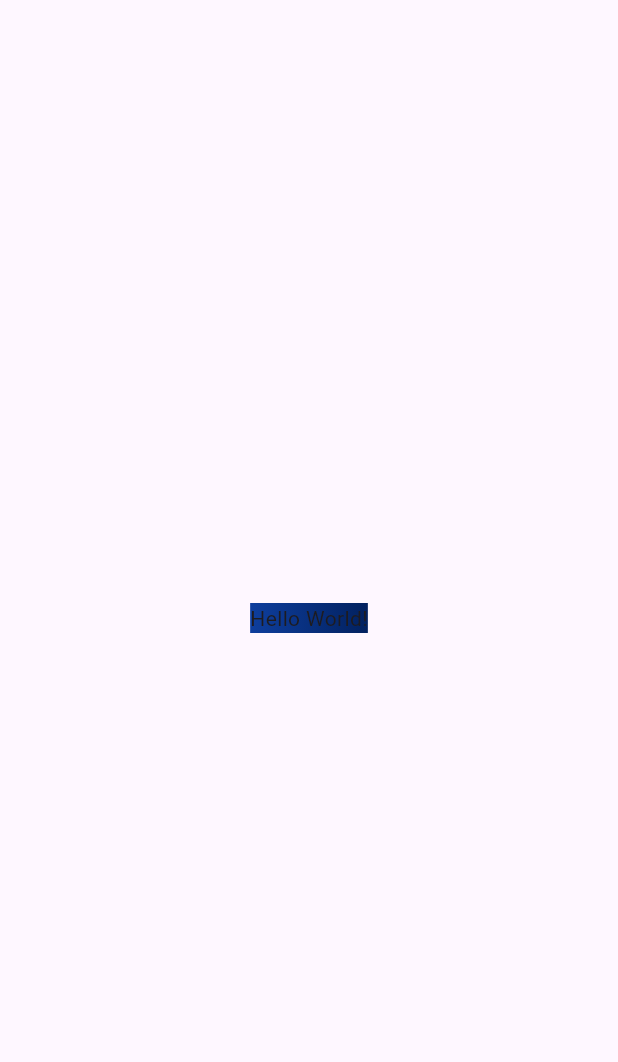
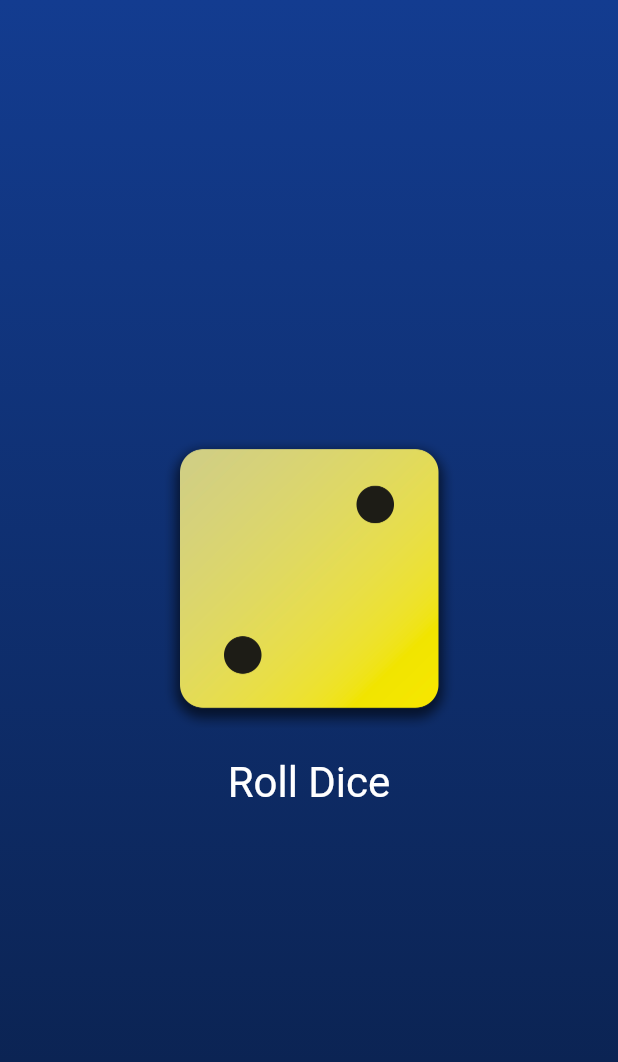
Before and after one commit to subatheesan-k/first_app, a Flutter app: the screen it shows after launch, on a phone screen of 412 x 824 dp. Shown: the top 1062 px of the screen. Run offline on Flutter 3.47's test engine with Material 3 defaults, Android fonts, the phone set to English and light mode, and no system bars.

Commit message:
final commit

```diff
--- /dev/null
+++ b/lib/dice_roller.dart
@@ -0,0 +1,51 @@
+import 'dart:math';
+import 'package:flutter/material.dart';
+
+final randomizer = Random();
+
+class DiceRoller extends StatefulWidget {
+  const DiceRoller({super.key});
+  @override
+  State<DiceRoller> createState() {
+    return _DiceRollerState();
+  }
+}
+
+class _DiceRollerState extends State<DiceRoller> {
+  var currentDiceRoll = 2;
+
+  void rollDice() {
+    setState(() {
+      currentDiceRoll = randomizer.nextInt(6) + 1;
+    });
+  }
+
+  @override
+  Widget build(BuildContext context) {
+    return Column(
+      mainAxisSize: MainAxisSize.min,
+      children: [
+        Image.asset(
+          'assets/images/dice-$currentDiceRoll.png',
+          width: 200,
+        ),
+        // const SizedBox(
+        //   height: 20,
+        // ),
+        TextButton(
+          onPressed: rollDice,
+          style: TextButton.styleFrom(
+            padding: const EdgeInsets.only(
+              top: 20,
+            ),
+            foregroundColor: Colors.white,
+            textStyle: const TextStyle(
+              fontSize: 28,
+            ),
+          ),
+          child: const Text('Roll Dice'),
+        ),
+      ],
+    );
+  }
+}
--- /dev/null
+++ b/lib/gradient_container.dart
@@ -0,0 +1,46 @@
+import 'package:first_app/dice_roller.dart';
+import 'package:flutter/material.dart';
+// import 'package:first_app/styled_text.dart';
+
+class GradientContainer extends StatelessWidget {
+  // const GradientContainer(this.color1, this.color2, {super.key});
+  const GradientContainer({super.key, required this.colors});
+
+  // final Color color1;
+  // final Color color2;
+
+  final List<Color> colors;
+
+  // @override
+  // Widget build(BuildContext context) {
+  //   return Container(
+  //     decoration: BoxDecoration(
+  //       gradient: LinearGradient(
+  //         colors: [color1, color2],
+  //         begin: Alignment.topLeft,
+  //         end: Alignment.bottomLeft,
+  //       ),
+  //     ),
+  //     child: const Center(
+  //       child: StyledText('Hello Subatheesan'),
+  //     ),
+  //   );
+  // }
+
+  @override
+  Widget build(BuildContext context) {
+    return Container(
+      decoration: BoxDecoration(
+        gradient: LinearGradient(
+          colors: colors,
+          begin: Alignment.topLeft,
+          end: Alignment.bottomLeft,
+        ),
+      ),
+      child: const Center(
+        // child: StyledText('Hello Subatheesan'),
+        child: DiceRoller(),
+      ),
+    );
+  }
+}
```
Also changed, not shown: lib/main.dart (+6 -14 lines), lib/styled_text.dart (added, +18 -0 lines), pubspec.yaml (+7 -3 lines), assets/images/dice-1.png (added), assets/images/dice-2.png (added), assets/images/dice-3.png (added), assets/images/dice-4.png (added), assets/images/dice-5.png (added), assets/images/dice-6.png (added).
